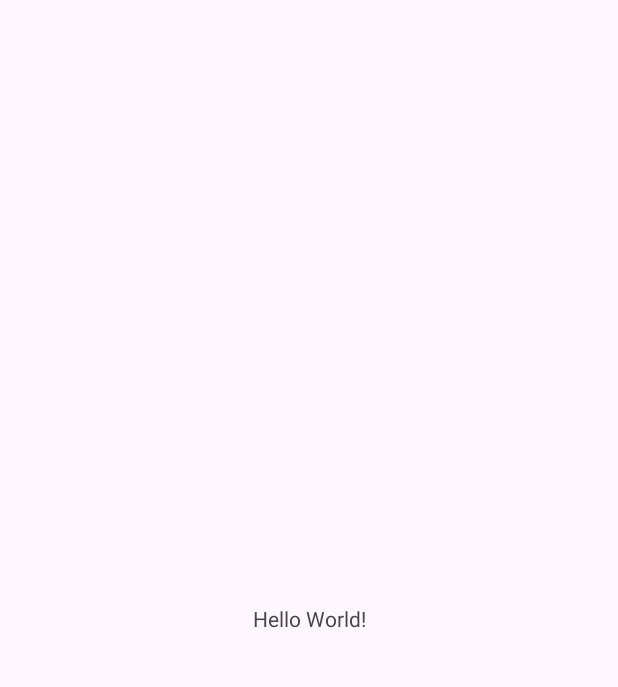
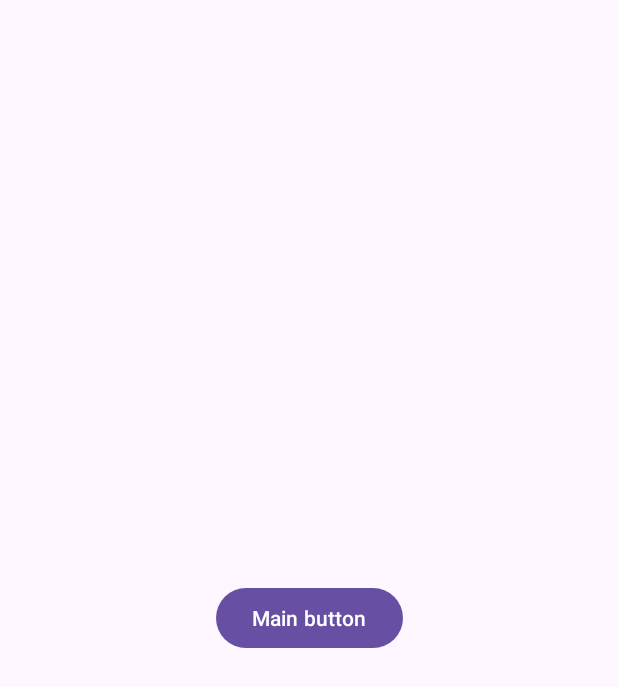
Before and after one commit to EugeneSytnyk/Test_Task, an Android app: the screen it shows after launch (MainActivity), on a phone screen of 412 x 824 dp. Before the commit the part shown is almost empty. Shown: the top 687 px of the screen. Run offline under Robolectric (Android 15) with nearby library versions, the phone set to English and light mode, and no system bars; our stand-ins replace Dagger/Hilt's generated code.

Commit message:
Add button

```diff
--- a/app/src/main/java/eugene/sytnyk/testtask/activity/MainActivity.kt
+++ b/app/src/main/java/eugene/sytnyk/testtask/activity/MainActivity.kt
@@ -1,6 +1,7 @@
 package eugene.sytnyk.testtask.activity
 
 import android.os.Bundle
+import android.widget.Button
 import androidx.activity.enableEdgeToEdge
 import androidx.activity.viewModels
 import androidx.appcompat.app.AppCompatActivity
@@ -28,6 +29,7 @@ class MainActivity : AppCompatActivity() {
             v.setPadding(systemBars.left, systemBars.top, systemBars.right, systemBars.bottom)
             insets
         }
+        findViewById<Button>(R.id.btnMain).setOnClickListener { viewModel.onButtonClick() }
         subscribeToActionEvents()
     }
 
--- a/app/src/main/res/layout/activity_main.xml
+++ b/app/src/main/res/layout/activity_main.xml
@@ -7,10 +7,11 @@
     android:layout_height="match_parent"
     tools:context=".activity.MainActivity">
 
-    <TextView
+    <Button
+        android:id="@+id/btnMain"
         android:layout_width="wrap_content"
         android:layout_height="wrap_content"
-        android:text="Hello World!"
+        android:text="@string/button_text"
         app:layout_constraintBottom_toBottomOf="parent"
         app:layout_constraintEnd_toEndOf="parent"
         app:layout_constraintStart_toStartOf="parent"
--- a/app/src/main/res/values/strings.xml
+++ b/app/src/main/res/values/strings.xml
@@ -1,3 +1,4 @@
 <resources>
     <string name="app_name">Test Task</string>
+    <string name="button_text">Main button</string>
 </resources>
```
